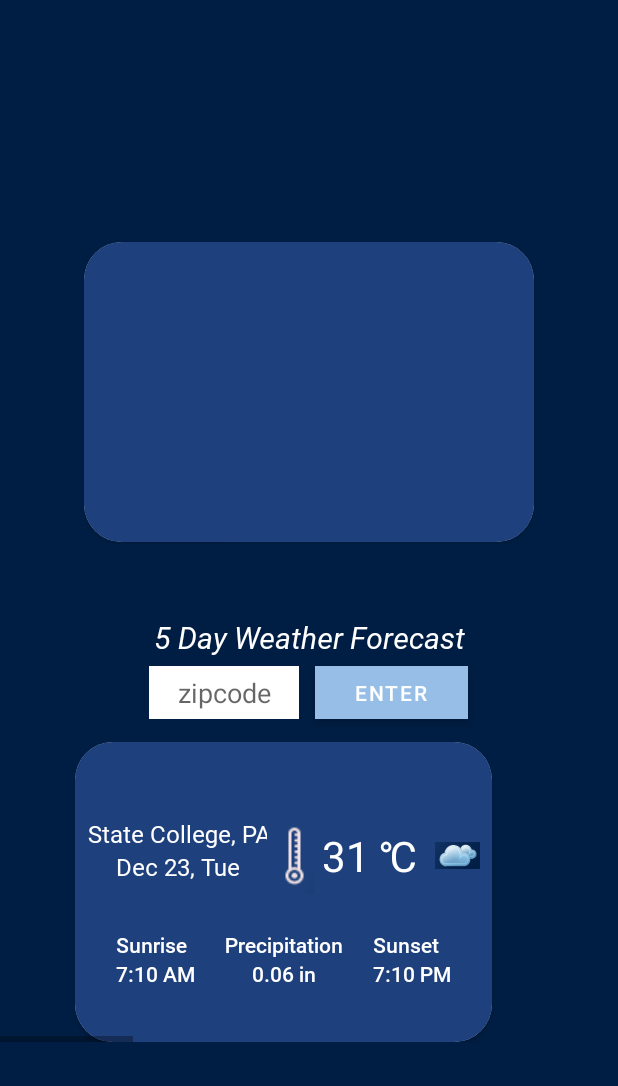
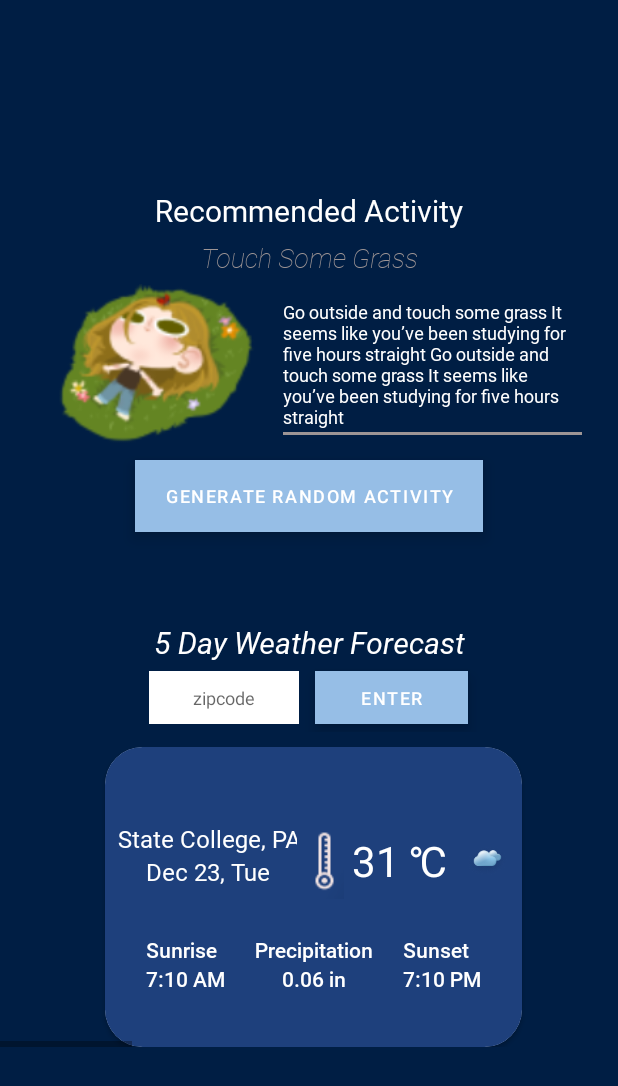
Before and after one commit to NittanyLions42/wellnessbuddy, an Android app: the layout activity_main.xml on its own in the app's theme, with its tools: preview values and no code run, on a phone screen of 412 x 824 dp. Shown: the top 1086 px of the screen. Run offline under Robolectric (Android 15) with nearby library versions, the phone set to English and light mode, and no system bars.

Commit message:
main activity page is complete for linking

```diff
--- a/app/build.gradle.kts
+++ b/app/build.gradle.kts
@@ -9,7 +9,7 @@ android {
 
     defaultConfig {
         applicationId = "com.example.mainactivity"
-        minSdk = 29
+        minSdk = 33
         targetSdk = 34
         versionCode = 1
         versionName = "1.0"
--- /dev/null
+++ b/app/src/main/res/drawable/card_gradient.xml
@@ -0,0 +1,15 @@
+<?xml version="1.0" encoding="utf-8"?>
+<selector xmlns:android="http://schemas.android.com/apk/res/android">
+    <item>
+        <shape
+            android:shape="rectangle">
+            <corners
+                android:radius="15dp">
+            </corners>
+            <gradient
+                android:startColor="#1E407C"
+                android:endColor="#001E44">
+            </gradient>
+        </shape>
+    </item>
+</selector>
--- a/app/src/main/res/layout/activity_main.xml
+++ b/app/src/main/res/layout/activity_main.xml
@@ -17,20 +17,64 @@
         app:layout_constraintStart_toStartOf="parent"
         app:layout_constraintTop_toTopOf="parent">
 
-        <androidx.cardview.widget.CardView
-            android:id="@+id/recommend_activity_cardview"
-            android:layout_width="300dp"
-            android:layout_height="200dp"
-            android:layout_marginStart="50dp"
-            android:layout_marginTop="32dp"
-            android:layout_marginEnd="50dp"
-            app:cardCornerRadius="25dp">
+        <TextView
+            android:id="@+id/recommend_act_area_titie_textView"
+            android:layout_width="match_parent"
+            android:layout_height="wrap_content"
+            android:fontFamily="@font/roboto_regular"
+            android:text="@string/recommended_activity_area_title"
+            android:textAlignment="center"
+            android:textColor="@color/White_Out"
+            android:textSize="20sp" />
 
-            <androidx.constraintlayout.widget.ConstraintLayout
-                android:layout_width="match_parent"
+        <TextView
+            android:id="@+id/activity_short_desc_textView"
+            android:layout_width="match_parent"
+            android:layout_height="wrap_content"
+            android:layout_margin="5dp"
+            android:fontFamily="@font/roboto_thinitalic"
+            android:text="@string/recommended_activity_short_desc_text"
+            android:textAlignment="center"
+            android:textColor="@color/Brenda_Gray"
+            android:textSize="18sp" />
+
+        <LinearLayout
+            android:layout_width="match_parent"
+            android:layout_height="match_parent"
+            android:orientation="horizontal">
+
+            <ImageView
+                android:id="@+id/recommend_activity_imageView"
+                android:layout_width="wrap_content"
                 android:layout_height="match_parent"
-                android:background="@color/Beaver_Blue" />
-        </androidx.cardview.widget.CardView>
+                android:layout_marginLeft="20dp"
+                android:layout_weight="1"
+                app:srcCompat="@drawable/lay_in_grass"
+                tools:srcCompat="@drawable/lay_in_grass"
+                tools:visibility="visible" />
+
+            <EditText
+                android:id="@+id/editTextTextMultiLine"
+                android:layout_width="wrap_content"
+                android:layout_height="wrap_content"
+                android:layout_marginRight="20dp"
+                android:layout_weight="1"
+                android:ems="10"
+                android:fontFamily="@font/roboto_regular"
+                android:gravity="start|top"
+                android:inputType="textMultiLine"
+                android:text="@string/recommended_activity_long_desc_text"
+                android:textColor="@color/White_Out"
+                android:textSize="12sp" />
+        </LinearLayout>
+
+        <Button
+            android:id="@+id/generate_rand_act_button"
+            android:layout_width="wrap_content"
+            android:layout_height="wrap_content"
+            android:layout_margin="10dp"
+            android:text="@string/recommended_activity_button_text"
+            android:textSize="12dp" />
 
         <TextView
             android:id="@+id/forecast_card_title_textview"
@@ -55,7 +99,7 @@
             <EditText
                 android:id="@+id/zipcode_editTextNumber"
                 android:layout_width="100dp"
-                android:layout_height="wrap_content"
+                android:layout_height="match_parent"
                 android:layout_margin="5dp"
                 android:autoText="false"
                 android:background="@color/White_Out"
@@ -64,7 +108,8 @@
                 android:inputType="number"
                 android:padding="5dp"
                 android:textAlignment="center"
-                android:textColor="@color/Brenda_Gray" />
+                android:textColor="@color/Brenda_Gray"
+                android:textSize="12dp" />
 
             <Button
                 android:id="@+id/zipcode_enter_button"
@@ -72,7 +117,8 @@
                 android:layout_height="35dp"
                 android:layout_margin="5dp"
                 android:padding="0dp"
-                android:text="Enter" />
+                android:text="Enter"
+                android:textSize="12dp" />
 
         </LinearLayout>
 
@@ -88,9 +134,10 @@
 
                 <androidx.cardview.widget.CardView
                     android:id="@+id/weather_cardview_day1"
+                    style="@style/CardView."
                     android:layout_width="match_parent"
                     android:layout_height="match_parent"
-                    android:layout_marginStart="50dp"
+                    android:layout_marginStart="70dp"
                     android:layout_marginEnd="50dp"
                     app:cardCornerRadius="25dp">
 
@@ -318,6 +365,7 @@
 
                 <androidx.cardview.widget.CardView
                     android:id="@+id/weather_cardview_day2"
+                    style="@style/CardView."
                     android:layout_width="match_parent"
                     android:layout_height="match_parent"
                     android:layout_marginStart="50dp"
--- a/app/src/main/res/values/strings.xml
+++ b/app/src/main/res/values/strings.xml
@@ -5,4 +5,10 @@
     <string name="sunrise_label_text">Sunrise</string>
     <string name="precip_label_text">Precipitation</string>
     <string name="sunset_label_text">Sunset</string>
+    <string name="recommended_activity_area_title">Recommended Activity</string>
+    <string name="recommended_activity_short_desc_text">Touch Some Grass</string>
+    <string name="recommended_activity_long_desc_text">Go outside and touch some grass It seems like you’ve been studying
+        for five hours straight Go outside and touch some grass It seems
+        like you’ve been studying for five hours straight</string>
+    <string name="recommended_activity_button_text">Generate Random Activity</string>
 </resources>
--- a/app/src/main/res/values/themes.xml
+++ b/app/src/main/res/values/themes.xml
@@ -21,6 +21,9 @@
 
     </style>
 
+    <style name="CardView." parent="CardView">
+        <item name="android:background">@drawable/card_gradient</item>
+    </style>
 
 
 <!--    <style name="Theme.MainActivity" parent="Base.Theme.MainActivity" />-->
```
Also changed, not shown: app/src/main/res/drawable/activity_graphic.png (added), app/src/main/res/drawable/lay_in_grass.png (added), app/src/main/res/drawable/weather_icon.png.
